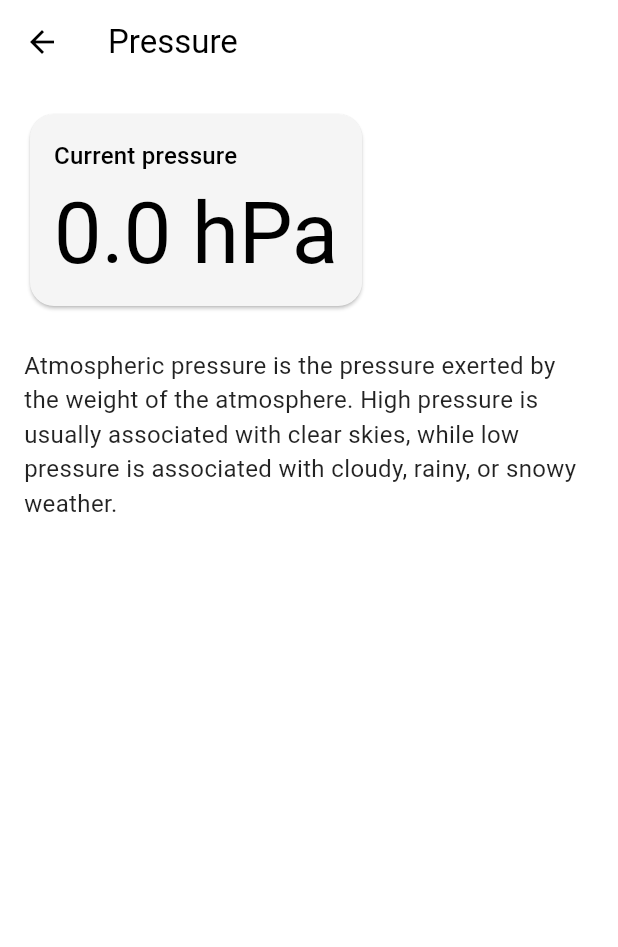
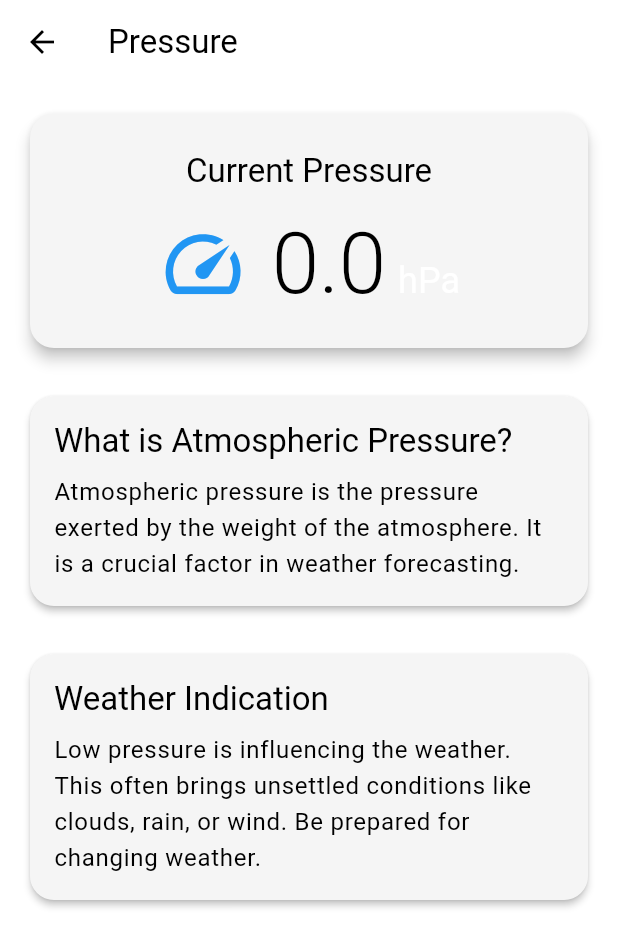
Before and after one commit to suvojeet-sengupta/Family-Message, a Flutter app: the PressureDetailScreen screen opened directly with empty values, on a phone screen of 412 x 824 dp. Shown: the top 947 px of the screen. Run offline on Flutter 3.47's test engine with Material 3 defaults, Android fonts, the phone set to English and light mode, and no system bars; drawn by our look-alikes of flutter_animate; our stand-ins replace connectivity_plus, geocoding, geolocator, logger, reorderable_grid_view, shared_preferences and 2 more; accounts and stored records are empty.

Commit message:
feat: Improve UI of detail screens

```diff
--- a/lib/screens/details/pressure_detail_screen.dart
+++ b/lib/screens/details/pressure_detail_screen.dart
@@ -1,4 +1,5 @@
 import 'package:flutter/material.dart';
+import 'package:flutter_animate/flutter_animate.dart';
 
 class PressureDetailScreen extends StatelessWidget {
   final double pressure;
@@ -11,38 +12,124 @@ class PressureDetailScreen extends StatelessWidget {
       appBar: AppBar(
         title: const Text('Pressure'),
       ),
-      body: Padding(
+      body: SingleChildScrollView(
         padding: const EdgeInsets.all(16.0),
         child: Column(
-          crossAxisAlignment: CrossAxisAlignment.start,
+          crossAxisAlignment: CrossAxisAlignment.stretch,
           children: [
-            Card(
-              shape: RoundedRectangleBorder(
-                borderRadius: BorderRadius.circular(16),
-              ),
-              child: Padding(
-                padding: const EdgeInsets.all(16.0),
-                child: Column(
-                  crossAxisAlignment: CrossAxisAlignment.start,
+            _buildCurrentPressure(context),
+            const SizedBox(height: 24),
+            _buildPressureInfo(context),
+            const SizedBox(height: 24),
+            _buildAdvice(context),
+          ],
+        ).animate().fade(duration: 300.ms),
+      ),
+    );
+  }
+
+  Widget _buildCurrentPressure(BuildContext context) {
+    return Card(
+      elevation: 4,
+      shape: RoundedRectangleBorder(
+        borderRadius: BorderRadius.circular(16),
+      ),
+      child: Padding(
+        padding: const EdgeInsets.all(24.0),
+        child: Column(
+          children: [
+            Text(
+              'Current Pressure',
+              style: Theme.of(context).textTheme.titleLarge,
+            ),
+            const SizedBox(height: 16),
+            Row(
+              mainAxisAlignment: MainAxisAlignment.center,
+              children: [
+                Icon(Icons.speed, size: 60, color: Theme.of(context).colorScheme.primary),
+                const SizedBox(width: 16),
+                Row(
+                  crossAxisAlignment: CrossAxisAlignment.baseline,
+                  textBaseline: TextBaseline.alphabetic,
                   children: [
-                    Text('Current pressure', style: Theme.of(context).textTheme.titleMedium),
-                    const SizedBox(height: 8),
                     Text(
-                      '${pressure.toStringAsFixed(1)} hPa',
-                      style: Theme.of(context).textTheme.displayLarge,
+                      '${pressure.toStringAsFixed(1)}',
+                      style: Theme.of(context).textTheme.displayLarge?.copyWith(fontWeight: FontWeight.w300),
+                    ),
+                    const SizedBox(width: 8),
+                    Text(
+                      'hPa',
+                      style: Theme.of(context).textTheme.headlineSmall?.copyWith(fontWeight: FontWeight.w400),
                     ),
                   ],
                 ),
-              ),
-            ),
-            const SizedBox(height: 24),
-            const Text(
-              'Atmospheric pressure is the pressure exerted by the weight of the atmosphere. High pressure is usually associated with clear skies, while low pressure is associated with cloudy, rainy, or snowy weather.',
-              style: TextStyle(fontSize: 16),
+              ],
             ),
           ],
         ),
       ),
     );
   }
+
+  Widget _buildPressureInfo(BuildContext context) {
+    return Card(
+      elevation: 2,
+      shape: RoundedRectangleBorder(
+        borderRadius: BorderRadius.circular(16),
+      ),
+      child: Padding(
+        padding: const EdgeInsets.all(16.0),
+        child: Column(
+          crossAxisAlignment: CrossAxisAlignment.start,
+          children: [
+            Text(
+              'What is Atmospheric Pressure?',
+              style: Theme.of(context).textTheme.titleLarge,
+            ),
+            const SizedBox(height: 8),
+            Text(
+              'Atmospheric pressure is the pressure exerted by the weight of the atmosphere. It is a crucial factor in weather forecasting.',
+              style: Theme.of(context).textTheme.bodyLarge,
+            ),
+          ],
+        ),
+      ),
+    );
+  }
+
+    Widget _buildAdvice(BuildContext context) {
+    return Card(
+      elevation: 2,
+      shape: RoundedRectangleBorder(
+        borderRadius: BorderRadius.circular(16),
+      ),
+      child: Padding(
+        padding: const EdgeInsets.all(16.0),
+        child: Column(
+          crossAxisAlignment: CrossAxisAlignment.start,
+          children: [
+            Text(
+              'Weather Indication',
+              style: Theme.of(context).textTheme.titleLarge,
+            ),
+            const SizedBox(height: 8),
+            Text(
+              _getPressureAdvice(pressure),
+              style: Theme.of(context).textTheme.bodyLarge,
+            ),
+          ],
+        ),
+      ),
+    );
+  }
+
+  String _getPressureAdvice(double pressure) {
+    if (pressure > 1020) {
+      return 'High pressure is currently dominant. Expect stable conditions with clear skies and light winds. A good day for outdoor activities.';
+    } else if (pressure < 1000) {
+      return 'Low pressure is influencing the weather. This often brings unsettled conditions like clouds, rain, or wind. Be prepared for changing weather.';
+    } else {
+      return 'The atmospheric pressure is in a neutral range. Weather conditions are likely to be stable, but keep an eye on the forecast for any changes.';
+    }
+  }
 }
```
Also changed, not shown: lib/screens/details/humidity_detail_screen.dart (+53 -20 lines).
